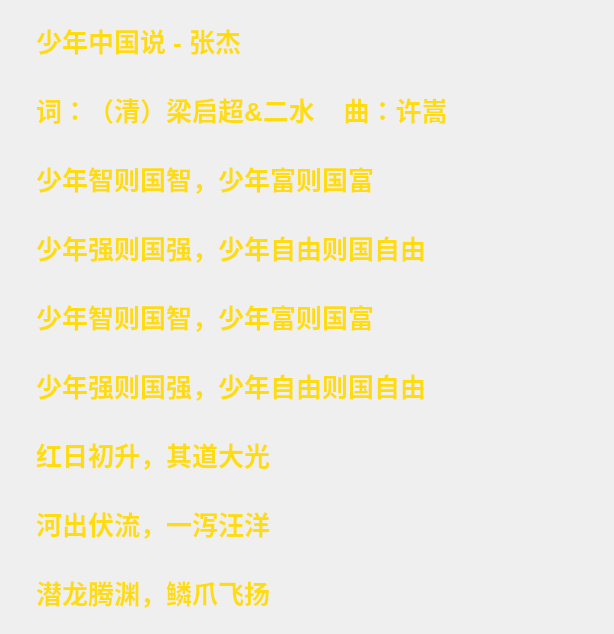
This is VideoPlayer/musicmodels/CusLabel.ui in huizhang556/pc-video-player as Qt 5 draws it before an edit. The edited form follows.
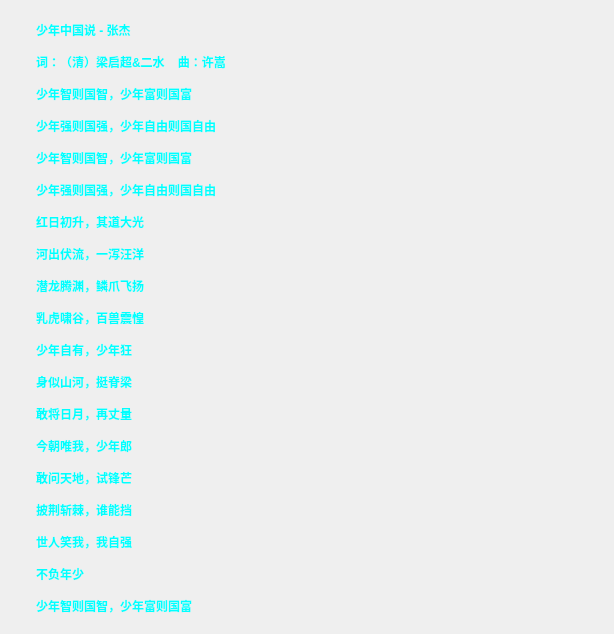
This is the edited form.

What changed in the file:
```diff
--- a/VideoPlayer/musicmodels/CusLabel.ui
+++ b/VideoPlayer/musicmodels/CusLabel.ui
@@ -13,6 +13,9 @@
   <property name="windowTitle">
    <string>Form</string>
   </property>
+  <property name="styleSheet">
+   <string notr="true"/>
+  </property>
   <layout class="QVBoxLayout" name="verticalLayout_2">
    <item>
     <layout class="QVBoxLayout" name="verticalLayout">
@@ -59,15 +62,14 @@
           </size>
          </property>
          <property name="styleSheet">
-          <string notr="true">#plainTextEdit
+          <string notr="true">
+#plainTextEdit
 {
 border:none;
+color: rgb(0, 255, 255);
 background-color: transparent;
-font-size:26px;
-color:#ffdc10;
-font-weight:700;
-}
-</string>
+font-weight:800;
+}</string>
          </property>
          <property name="verticalScrollBarPolicy">
           <enum>Qt::ScrollBarAlwaysOff</enum>
```
